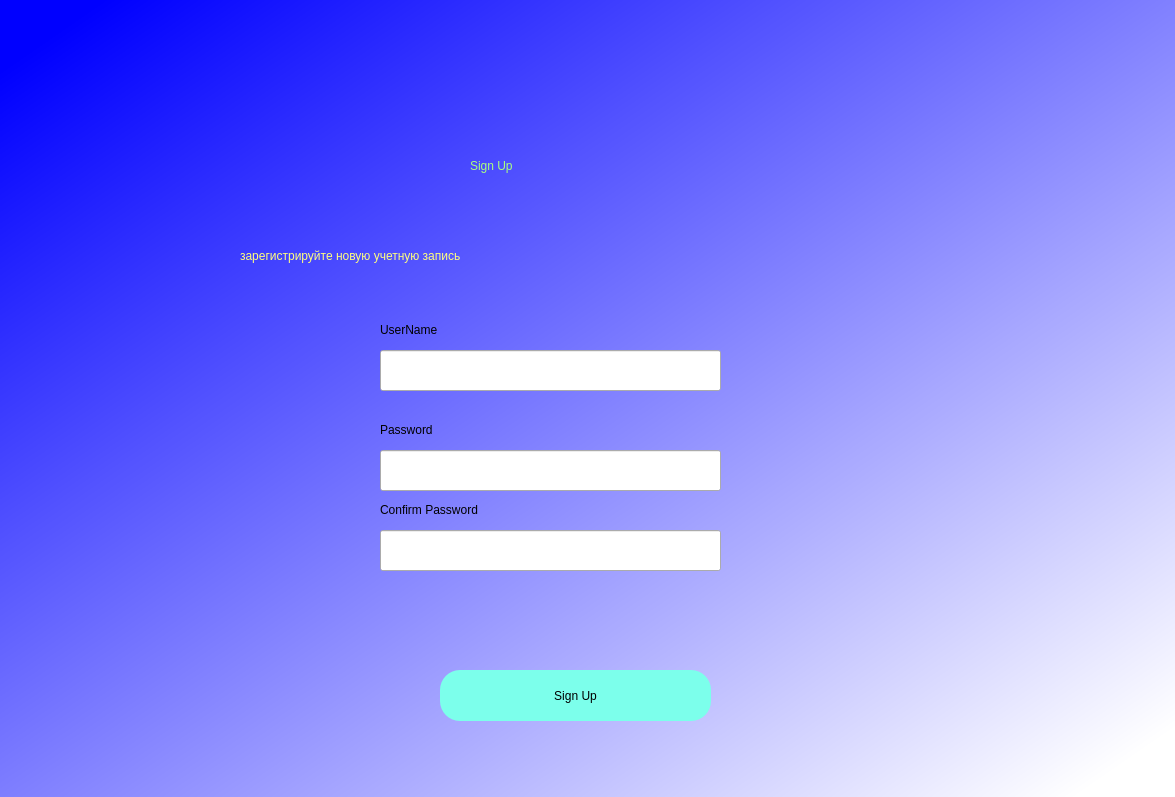
Above: FullMyPhoneBook/signup.ui from turamant/PhoneBook before the change. Below: the same form after it.
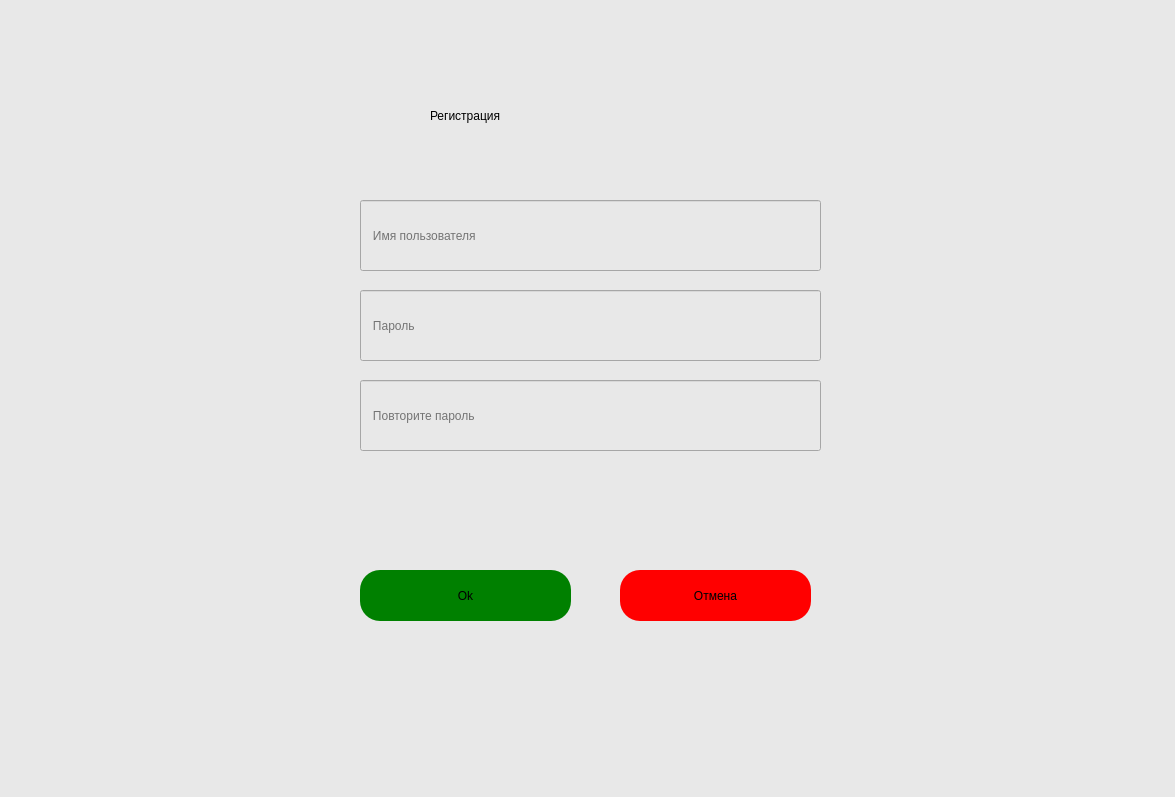
That is the form after the change.

Commit message: авторизация, регистрация, смена пароля, восстановление пароля

```diff
--- a/FullMyPhoneBook/signup.ui
+++ b/FullMyPhoneBook/signup.ui
@@ -16,162 +16,123 @@
   <widget class="QWidget" name="widget" native="true">
    <property name="geometry">
     <rect>
-     <x>0</x>
+     <x>-10</x>
      <y>0</y>
      <width>1221</width>
      <height>801</height>
     </rect>
    </property>
    <property name="styleSheet">
-    <string notr="true">QWidget#widget{
-background-color: qlineargradient(spread:pad, x1:0.035, y1:0.0511364, x2:0.951327, y2:0.915, stop:0 rgba(0, 0, 255, 255), stop:1 rgba(255, 255, 255, 255));}</string>
+    <string notr="true">background-color: rgb(232, 232, 232);</string>
    </property>
-   <widget class="QLabel" name="signuplabel">
-    <property name="geometry">
-     <rect>
-      <x>470</x>
-      <y>100</y>
-      <width>211</width>
-      <height>131</height>
-     </rect>
-    </property>
-    <property name="styleSheet">
-     <string notr="true">
-font: 28pt &quot;DejaVu Math TeX Gyre&quot;;
-color: rgb(170, 255, 127);</string>
-    </property>
-    <property name="text">
-     <string>Sign Up</string>
-    </property>
-   </widget>
-   <widget class="QLabel" name="label_2">
-    <property name="geometry">
-     <rect>
-      <x>240</x>
-      <y>220</y>
-      <width>751</width>
-      <height>71</height>
-     </rect>
-    </property>
-    <property name="styleSheet">
-     <string notr="true">color: rgb(255, 255, 127);
-font: 24pt &quot;Cantarell&quot;;</string>
-    </property>
-    <property name="text">
-     <string>зарегистрируйте новую учетную запись</string>
-    </property>
-   </widget>
-   <widget class="QPushButton" name="signUpButton">
+   <widget class="QLabel" name="signupLabel">
     <property name="geometry">
      <rect>
       <x>440</x>
-      <y>670</y>
-      <width>271</width>
-      <height>51</height>
+      <y>50</y>
+      <width>331</width>
+      <height>131</height>
      </rect>
     </property>
     <property name="styleSheet">
-     <string notr="true">border-radius:20px;
-font: 18pt &quot;Cantarell&quot;;
-background-color: rgb(124, 255, 235);</string>
+     <string notr="true">font: 28pt &quot;DejaVu Math TeX Gyre&quot;;
+color: black;</string>
     </property>
     <property name="text">
-     <string>Sign Up</string>
-    </property>
-   </widget>
-   <widget class="QLineEdit" name="emailField">
-    <property name="geometry">
-     <rect>
-      <x>380</x>
-      <y>350</y>
-      <width>341</width>
-      <height>41</height>
-     </rect>
-    </property>
-   </widget>
-   <widget class="QLineEdit" name="passwordField">
-    <property name="geometry">
-     <rect>
-      <x>380</x>
-      <y>450</y>
-      <width>341</width>
-      <height>41</height>
-     </rect>
-    </property>
-   </widget>
-   <widget class="QLabel" name="userNameLabel">
-    <property name="geometry">
-     <rect>
-      <x>380</x>
-      <y>320</y>
-      <width>141</width>
-      <height>20</height>
-     </rect>
-    </property>
-    <property name="styleSheet">
-     <string notr="true">font: 14pt &quot;Cantarell&quot;;</string>
-    </property>
-    <property name="text">
-     <string>UserName</string>
-    </property>
-   </widget>
-   <widget class="QLabel" name="passwordLabel">
-    <property name="geometry">
-     <rect>
-      <x>380</x>
-      <y>420</y>
-      <width>141</width>
-      <height>20</height>
-     </rect>
-    </property>
-    <property name="styleSheet">
-     <string notr="true">font: 14pt &quot;Cantarell&quot;;</string>
-    </property>
-    <property name="text">
-     <string>Password</string>
+     <string>Регистрация</string>
     </property>
    </widget>
    <widget class="QLabel" name="errorLabel">
     <property name="geometry">
      <rect>
       <x>380</x>
-      <y>620</y>
-      <width>341</width>
-      <height>21</height>
+      <y>460</y>
+      <width>451</width>
+      <height>71</height>
      </rect>
     </property>
     <property name="styleSheet">
-     <string notr="true">font: 14pt &quot;Cantarell&quot;;
-color:rgb(255, 0, 0)</string>
+     <string notr="true">color: red;
+font: 18pt &quot;Cantarell&quot;;
+</string>
     </property>
     <property name="text">
      <string/>
     </property>
    </widget>
-   <widget class="QLabel" name="confirmPasswordLabel">
+   <widget class="QPushButton" name="signUpPushButton">
     <property name="geometry">
      <rect>
-      <x>380</x>
-      <y>500</y>
-      <width>201</width>
-      <height>20</height>
+      <x>370</x>
+      <y>570</y>
+      <width>211</width>
+      <height>51</height>
      </rect>
     </property>
     <property name="styleSheet">
-     <string notr="true">font: 14pt &quot;Cantarell&quot;;</string>
+     <string notr="true">border-radius:20px;
+font: 18pt &quot;Cantarell&quot;;
+background-color: green;</string>
     </property>
     <property name="text">
-     <string>Confirm Password</string>
+     <string>Ok</string>
+    </property>
+   </widget>
+   <widget class="QLineEdit" name="nameuserField">
+    <property name="geometry">
+     <rect>
+      <x>370</x>
+      <y>200</y>
+      <width>461</width>
+      <height>71</height>
+     </rect>
+    </property>
+    <property name="placeholderText">
+     <string>   Имя пользователя</string>
+    </property>
+   </widget>
+   <widget class="QLineEdit" name="passwordField">
+    <property name="geometry">
+     <rect>
+      <x>370</x>
+      <y>290</y>
+      <width>461</width>
+      <height>71</height>
+     </rect>
+    </property>
+    <property name="placeholderText">
+     <string>   Пароль</string>
     </property>
    </widget>
    <widget class="QLineEdit" name="confirmField">
     <property name="geometry">
      <rect>
-      <x>380</x>
-      <y>530</y>
-      <width>341</width>
-      <height>41</height>
+      <x>370</x>
+      <y>380</y>
+      <width>461</width>
+      <height>71</height>
      </rect>
+    </property>
+    <property name="placeholderText">
+     <string>   Повторите пароль</string>
+    </property>
+   </widget>
+   <widget class="QPushButton" name="cancelPushButton">
+    <property name="geometry">
+     <rect>
+      <x>630</x>
+      <y>570</y>
+      <width>191</width>
+      <height>51</height>
+     </rect>
+    </property>
+    <property name="styleSheet">
+     <string notr="true">border-radius:20px;
+font: 18pt &quot;Cantarell&quot;;
+background-color: red;</string>
+    </property>
+    <property name="text">
+     <string>Отмена</string>
     </property>
    </widget>
   </widget>
```
The commit also changes 13 other files.
